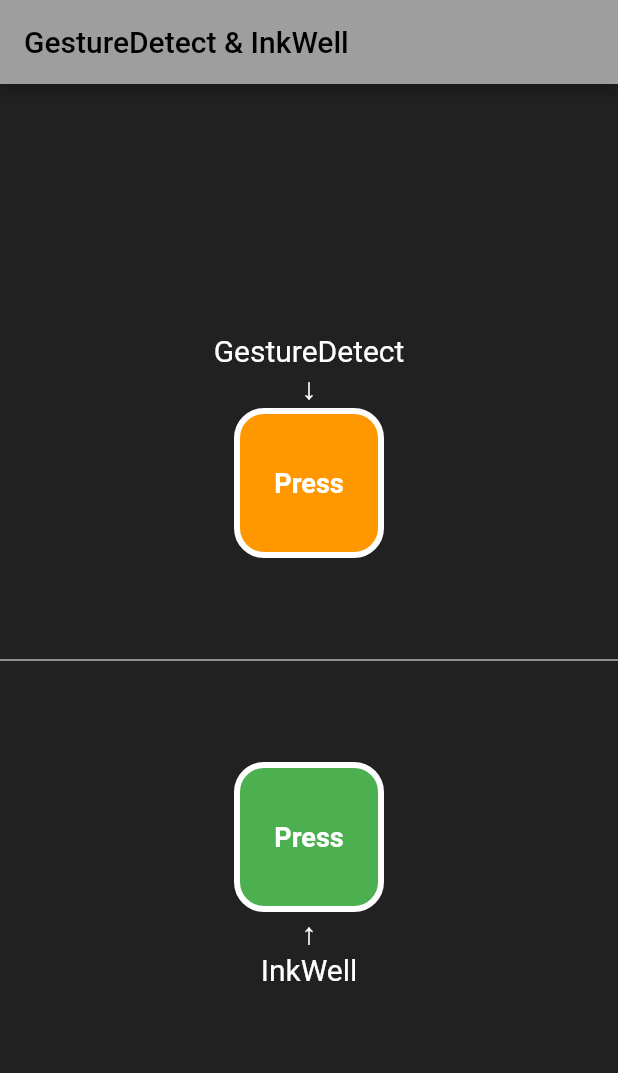
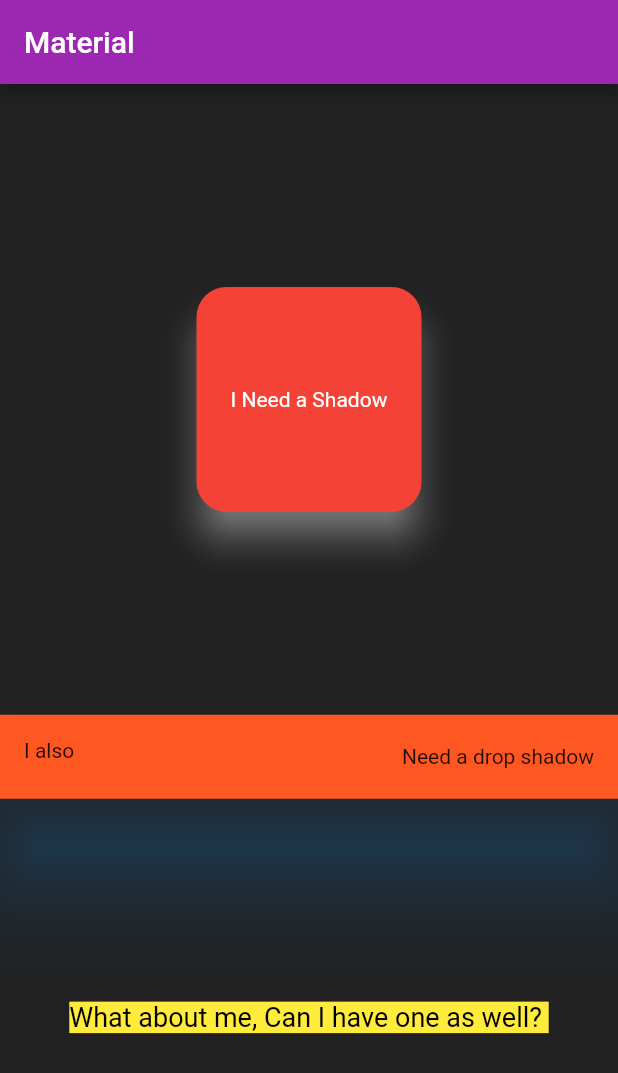
Before and after one commit to md-siam/widget_of_the_day, a Flutter app: the screen it shows after launch, on a phone screen of 412 x 824 dp. Shown: the top 1073 px of the screen. Run offline on Flutter 3.47's test engine with Material 2 defaults, Android fonts, the phone set to English and light mode, and no system bars.

Commit message:
material

```diff
--- /dev/null
+++ b/lib/50_material/material.dart
@@ -0,0 +1,48 @@
+import 'package:flutter/material.dart';
+
+class MyMaterial extends StatelessWidget {
+  const MyMaterial({Key? key}) : super(key: key);
+
+  @override
+  Widget build(BuildContext context) {
+    return Scaffold(
+      backgroundColor: Colors.grey[900],
+      appBar: AppBar(title: const Text('Material')),
+      body: Center(
+        child: Column(
+          mainAxisAlignment: MainAxisAlignment.spaceEvenly,
+          children: [
+            Material(
+              color: Colors.red,
+              textStyle: const TextStyle(color: Colors.white),
+              borderRadius: BorderRadius.circular(20.0),
+              elevation: 10.0,
+              shadowColor: Colors.white,
+              child: Container(
+                alignment: Alignment.center,
+                //color: Colors.yellow,
+                height: 150.0,
+                width: 150.0,
+                child: const Text('I Need a Shadow'),
+              ),
+            ),
+            const Material(
+              color: Colors.deepOrange,
+              elevation: 30.0,
+              shadowColor: Colors.blue,
+              child: ListTile(
+                leading: Text('I also'),
+                trailing: Text('Need a drop shadow'),
+              ),
+            ),
+            const Material(
+              color: Colors.yellow,
+              textStyle: TextStyle(fontSize: 18, color: Colors.black),
+              child: Text('What about me, Can I have one as well? '),
+            ),
+          ],
+        ),
+      ),
+    );
+  }
+}
--- a/lib/main.dart
+++ b/lib/main.dart
@@ -61,7 +61,8 @@ class MyApp extends StatelessWidget {
       //home: const MyTable(),
       //home: const MyDataTable(),
       //home: const MyPlaceholder(),
-      home: const MyGestetureNInk(),
+      //home: const MyGestetureNInk(),
+      home: const MyMaterial(),
     );
   }
 }
--- a/lib/routes.dart
+++ b/lib/routes.dart
@@ -48,3 +48,4 @@ export '46_table/table.dart';
 export '47_data_table/data_table.dart';
 export '48_placeholder/placeholder.dart';
 export '49_gesturedect_&_inkwell/gesturedect_n_inkwell.dart';
+export '50_material/material.dart';
```
Also changed, not shown: 2 other files.
